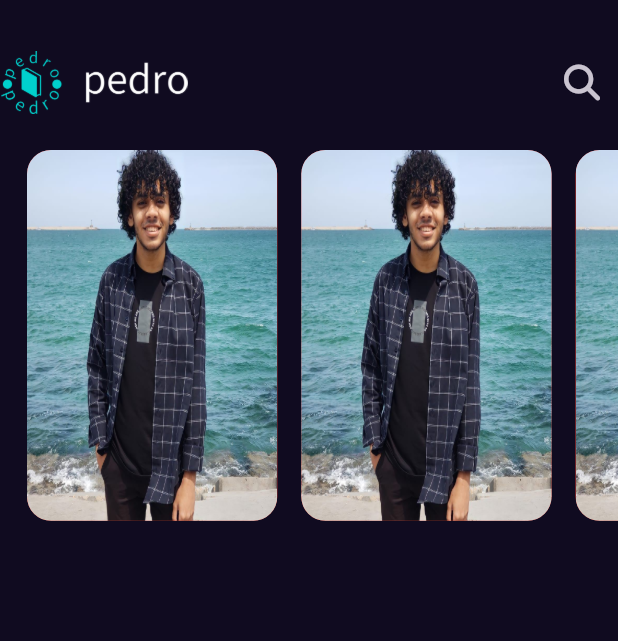
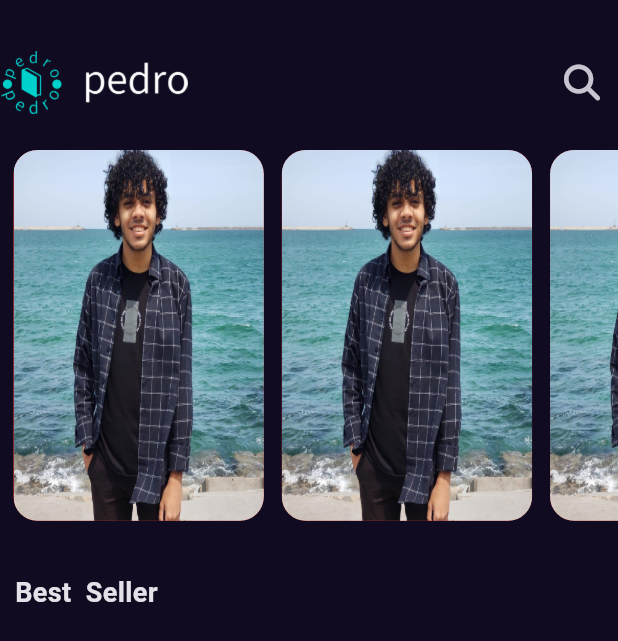
Before and after one commit to peterelia22/BoocklyApp, a Flutter app: the screen it shows after launch, on a phone screen of 412 x 824 dp. Shown: the top 641 px of the screen. Run offline on Flutter 3.47's test engine with Material 3 defaults, Android fonts, the phone set to English and light mode, and no system bars; our stand-ins replace font_awesome_flutter, get.

Commit message:
style class

```diff
--- /dev/null
+++ b/lib/core/styles.dart
@@ -0,0 +1,6 @@
+import 'package:flutter/material.dart';
+
+abstract class Styles {
+  static const tittleMedium =
+      TextStyle(fontSize: 18, fontWeight: FontWeight.w600);
+}
--- a/lib/features/home/data/presentation/views/widgets/home_view_body.dart
+++ b/lib/features/home/data/presentation/views/widgets/home_view_body.dart
@@ -1,3 +1,4 @@
+import 'package:bookly/core/styles.dart';
 import 'package:bookly/features/home/data/presentation/views/widgets/AppBar.dart';
 import 'package:bookly/features/home/data/presentation/views/widgets/list_view_bulider.dart';
 import 'package:flutter/material.dart';
@@ -8,7 +9,21 @@ class HomeBody extends StatelessWidget {
   @override
   Widget build(BuildContext context) {
     return const Column(
-      children: [CustomAppBar(), ListViewBuilderBooks()],
+      crossAxisAlignment: CrossAxisAlignment.start,
+      children: [
+        CustomAppBar(),
+        ListViewBuilderBooks(),
+        SizedBox(
+          height: 35,
+        ),
+        Padding(
+          padding: EdgeInsets.only(left: 10),
+          child: Text(
+            'Best  Seller',
+            style: Styles.tittleMedium,
+          ),
+        )
+      ],
     );
   }
 }
--- a/lib/features/home/data/presentation/views/widgets/list_view_bulider.dart
+++ b/lib/features/home/data/presentation/views/widgets/list_view_bulider.dart
@@ -9,14 +9,14 @@ class ListViewBuilderBooks extends StatelessWidget {
   @override
   Widget build(BuildContext context) {
     return Padding(
-      padding: const EdgeInsets.only(left: 10),
+      padding: const EdgeInsets.only(left: 3),
       child: SizedBox(
         height: MediaQuery.of(context).size.height * 0.3,
         child: ListView.builder(
           scrollDirection: Axis.horizontal,
           itemBuilder: (context, index) {
             return const Padding(
-              padding: EdgeInsets.symmetric(horizontal: 8),
+              padding: EdgeInsets.symmetric(horizontal: 6),
               child: ListViewItem(),
             );
           },
```
